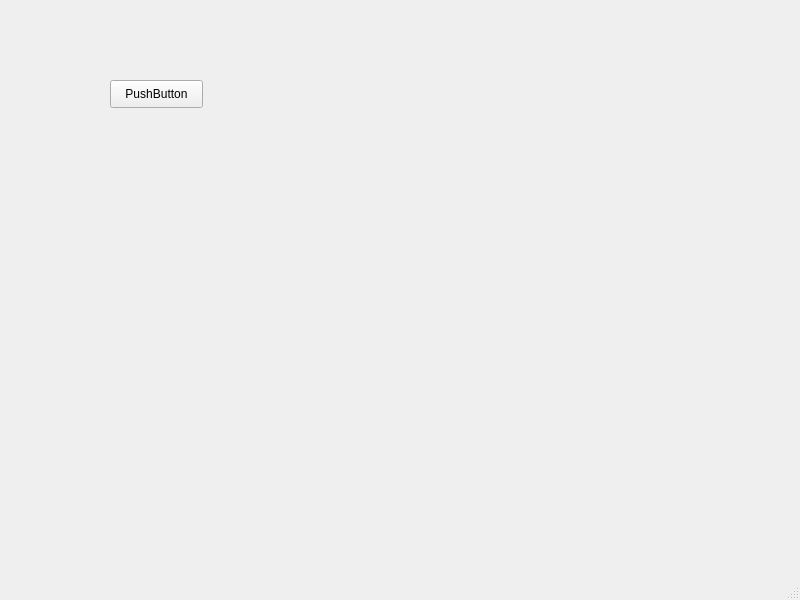
Before: the Qt Designer form sorter_gui.ui in LetmarsRage/sorter, drawn with Qt 5.
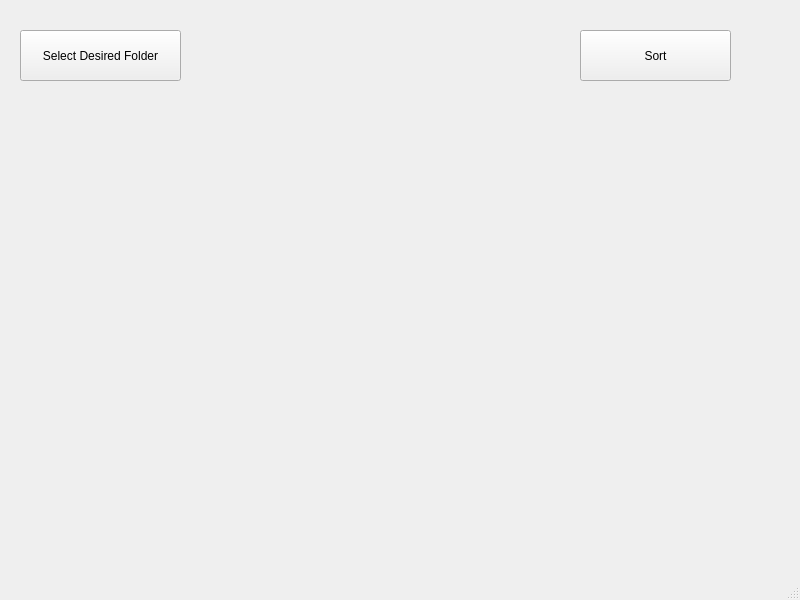
After: the same form once the commit is applied.

Commit message: can now create folders for organize cannot yet sort the files

Patch:
```diff
--- a/sorter_gui.ui
+++ b/sorter_gui.ui
@@ -29,14 +29,43 @@
    <widget class="QPushButton" name="pushButton">
     <property name="geometry">
      <rect>
-      <x>110</x>
-      <y>80</y>
-      <width>93</width>
-      <height>28</height>
+      <x>20</x>
+      <y>30</y>
+      <width>161</width>
+      <height>51</height>
      </rect>
     </property>
     <property name="text">
-     <string>PushButton</string>
+     <string>Select Desired Folder</string>
+    </property>
+   </widget>
+   <widget class="QLabel" name="label">
+    <property name="geometry">
+     <rect>
+      <x>220</x>
+      <y>30</y>
+      <width>331</width>
+      <height>71</height>
+     </rect>
+    </property>
+    <property name="text">
+     <string/>
+    </property>
+    <property name="alignment">
+     <set>Qt::AlignCenter</set>
+    </property>
+   </widget>
+   <widget class="QPushButton" name="sort">
+    <property name="geometry">
+     <rect>
+      <x>580</x>
+      <y>30</y>
+      <width>151</width>
+      <height>51</height>
+     </rect>
+    </property>
+    <property name="text">
+     <string>Sort</string>
     </property>
    </widget>
   </widget>
```
Left out of the diff: 2 changed lines with no effect on the pictures. The commit also changes 3 other files.
